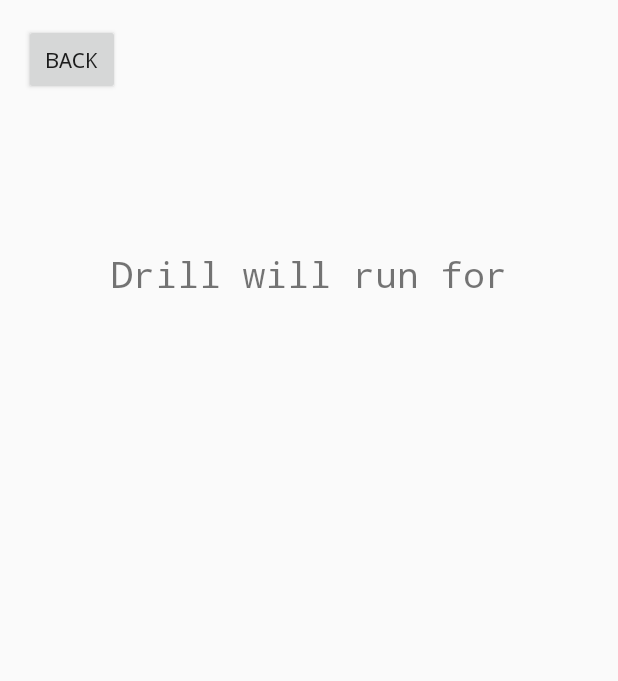
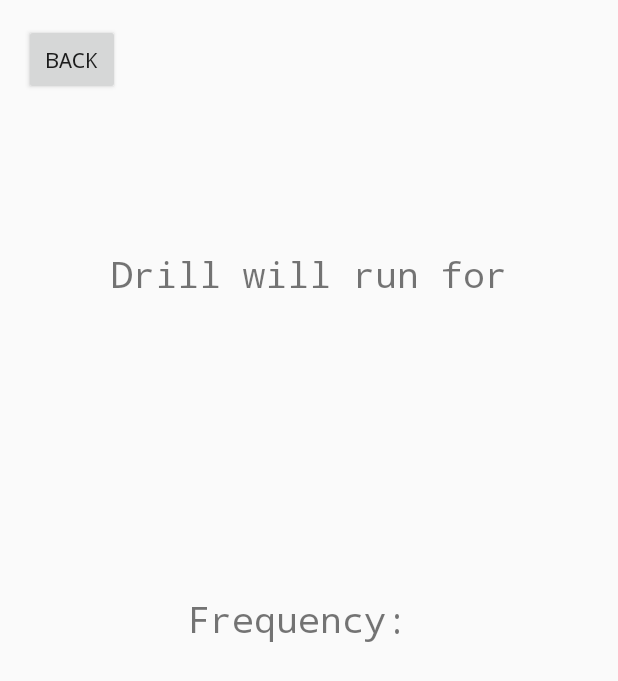
Before and after one commit to WesleyChoi/QuickReact, an Android app: the layout activity_compass_agility_execute.xml on its own in the app's theme, with its tools: preview values and no code run, on a phone screen of 412 x 824 dp. Shown: the top 681 px of the screen. Run offline under Robolectric (Android 15) with nearby library versions, the phone set to English and light mode, and no system bars.

Commit message:
retrieve frequency from selector to execute screen'

```diff
--- a/app/src/main/res/layout/activity_compass_agility_execute.xml
+++ b/app/src/main/res/layout/activity_compass_agility_execute.xml
@@ -31,4 +31,16 @@
         app:layout_constraintStart_toStartOf="parent"
         app:layout_constraintTop_toTopOf="parent"
         app:layout_constraintVertical_bias="0.21" />
+
+    <TextView
+        android:id="@+id/frequency_display_indicator"
+        android:layout_width="wrap_content"
+        android:layout_height="wrap_content"
+        android:fontFamily="monospace"
+        android:text="Frequency: "
+        android:textSize="24sp"
+        app:layout_constraintBottom_toBottomOf="parent"
+        app:layout_constraintEnd_toEndOf="parent"
+        app:layout_constraintStart_toStartOf="parent"
+        app:layout_constraintTop_toTopOf="parent" />
 </androidx.constraintlayout.widget.ConstraintLayout>
```
Also changed, not shown: app/src/main/java/com/example/quickreact/CompassAgilityExecute.java (+6 -3 lines), app/src/main/java/com/example/quickreact/CompassAgilitySelector.java (+12 -1 lines).
